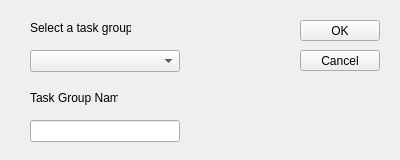
This is Teeam/edittaskgroupdialog.ui in lorenzo-arena/Teeam as Qt 5 draws it before an edit. The edited form follows.
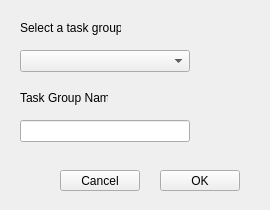
This is the edited form.

Patch:
```diff
--- a/Teeam/edittaskgroupdialog.ui
+++ b/Teeam/edittaskgroupdialog.ui
@@ -6,8 +6,8 @@
    <rect>
     <x>0</x>
     <y>0</y>
-    <width>400</width>
-    <height>160</height>
+    <width>270</width>
+    <height>210</height>
    </rect>
   </property>
   <property name="windowTitle">
@@ -19,7 +19,7 @@
   <widget class="QLabel" name="namelabel">
    <property name="geometry">
     <rect>
-     <x>30</x>
+     <x>20</x>
      <y>90</y>
      <width>88</width>
      <height>16</height>
@@ -32,8 +32,8 @@
   <widget class="QPushButton" name="buttonOk">
    <property name="geometry">
     <rect>
-     <x>300</x>
-     <y>20</y>
+     <x>160</x>
+     <y>170</y>
      <width>80</width>
      <height>21</height>
     </rect>
@@ -48,9 +48,9 @@
   <widget class="QLineEdit" name="lineEdit">
    <property name="geometry">
     <rect>
-     <x>30</x>
+     <x>20</x>
      <y>120</y>
-     <width>150</width>
+     <width>170</width>
      <height>22</height>
     </rect>
    </property>
@@ -58,8 +58,8 @@
   <widget class="QPushButton" name="buttonCancel">
    <property name="geometry">
     <rect>
-     <x>300</x>
-     <y>50</y>
+     <x>60</x>
+     <y>170</y>
      <width>80</width>
      <height>21</height>
     </rect>
@@ -74,7 +74,7 @@
   <widget class="QLabel" name="selectlabel">
    <property name="geometry">
     <rect>
-     <x>30</x>
+     <x>20</x>
      <y>20</y>
      <width>101</width>
      <height>16</height>
@@ -87,9 +87,9 @@
   <widget class="QComboBox" name="namelistcomboBox">
    <property name="geometry">
     <rect>
-     <x>30</x>
+     <x>20</x>
      <y>50</y>
-     <width>150</width>
+     <width>170</width>
      <height>22</height>
     </rect>
    </property>
```
